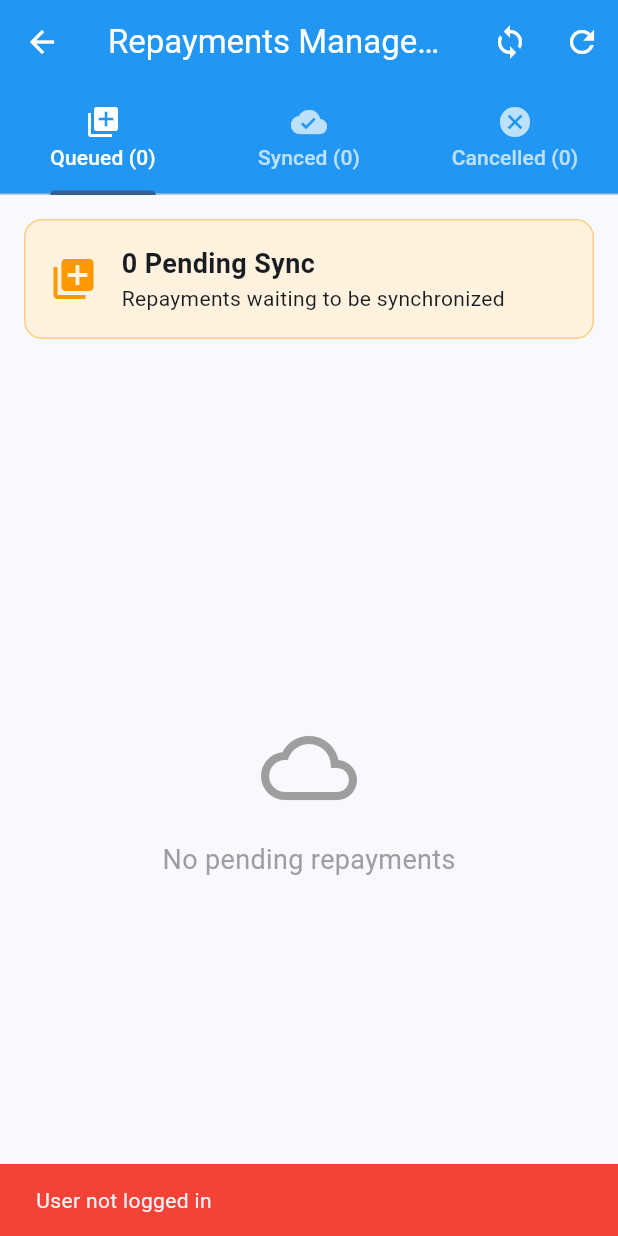
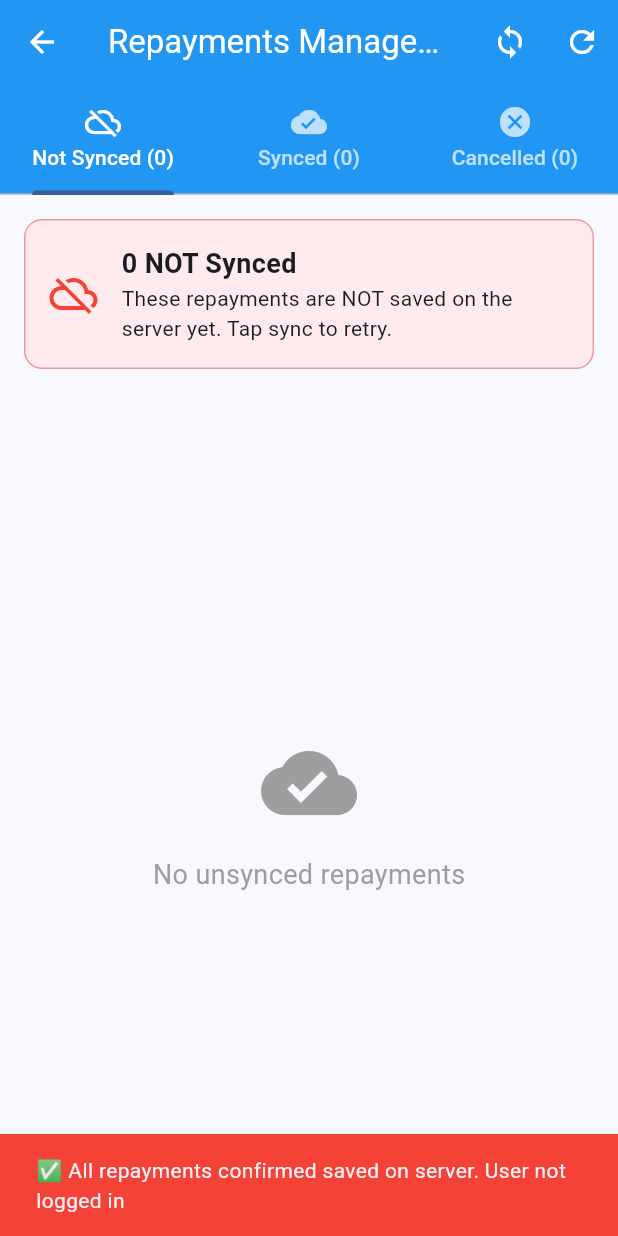
Before and after one commit to Dhivha/Petefin-Receiptor-Version-2, a Flutter app: the QueuedRepaymentsScreen screen opened directly, after a tap on the "sync" icon, on a phone screen of 412 x 824 dp. Run offline on Flutter 3.47's test engine with Material 3 defaults, Android fonts, the phone set to English and light mode, and no system bars; our stand-ins replace connectivity_plus, dio, flutter_blue_plus, flutter_dotenv, hive, hive_flutter and 6 more; missing offline and left inert: excel; accounts and stored records are empty.

Commit message:
chaged the url

```diff
--- a/lib/screens/queued_repayments_screen.dart
+++ b/lib/screens/queued_repayments_screen.dart
@@ -41,7 +41,6 @@ class _QueuedRepaymentsScreenState extends State<QueuedRepaymentsScreen>
     try {
       final authService = AuthService();
 
-      // Load queued and synced repayments
       final unsyncedRepayments = await authService.getUnsyncedRepayments();
       final syncedRepayments = await authService.getSyncedRepayments();
 
@@ -50,7 +49,6 @@ class _QueuedRepaymentsScreenState extends State<QueuedRepaymentsScreen>
         _syncedRepayments = syncedRepayments;
       });
 
-      // Load cancelled repayments
       await _loadCancelledRepayments();
     } catch (e) {
       if (mounted) {
@@ -84,28 +82,30 @@ class _QueuedRepaymentsScreenState extends State<QueuedRepaymentsScreen>
       final authService = AuthService();
       final result = await authService.syncUnyncedRepayments();
 
-      if (result.success) {
       await _loadAllRepayments();
+
       if (mounted) {
-          ScaffoldMessenger.of(
-            context,
-          ).showSnackBar(SnackBar(content: Text(result.message)));
+        final stillPending = _unsyncedRepayments.length;
+        final message = stillPending == 0
+            ? '✅ All repayments confirmed saved on server. ${result.message}'
+            : '⚠️ $stillPending repayment(s) NOT saved on server yet. ${result.message}';
+
+        ScaffoldMessenger.of(context).showSnackBar(
+          SnackBar(
+            content: Text(message),
+            backgroundColor: stillPending == 0 && result.success
+                ? Colors.green
+                : Colors.red,
+            duration: const Duration(seconds: 5),
+          ),
+        );
       }
-      } else {
+    } catch (e) {
+      await _loadAllRepayments();
       if (mounted) {
         ScaffoldMessenger.of(context).showSnackBar(
           SnackBar(
-              content: Text(result.message),
-              backgroundColor: Colors.red,
-            ),
-          );
-        }
-      }
-    } catch (e) {
-      if (mounted) {
-        ScaffoldMessenger.of(context).showSnackBar(
-          SnackBar(
-            content: Text('Sync failed: $e'),
+            content: Text('❌ Sync failed, repayments NOT saved on server: $e'),
             backgroundColor: Colors.red,
           ),
         );
@@ -184,7 +184,7 @@ class _QueuedRepaymentsScreenState extends State<QueuedRepaymentsScreen>
       );
 
       if (result.success) {
-        await _loadAllRepayments(); // Refresh all data
+        await _loadAllRepayments();
         if (mounted) {
           ScaffoldMessenger.of(context).showSnackBar(
             SnackBar(
@@ -192,7 +192,6 @@ class _QueuedRepaymentsScreenState extends State<QueuedRepaymentsScreen>
               backgroundColor: Colors.green,
             ),
           );
-          // Switch to cancelled tab to show the cancelled receipt
           _tabController.animateTo(2);
         }
       } else {
@@ -225,13 +224,15 @@ class _QueuedRepaymentsScreenState extends State<QueuedRepaymentsScreen>
       }) {
     final isUSD = repayment.currency == 'USD';
     final isPending = !repayment.isSynced;
+    final hasServerResponse =
+        repayment.syncResponse != null && repayment.syncResponse!.isNotEmpty;
 
     return Card(
       margin: const EdgeInsets.symmetric(horizontal: 16, vertical: 4),
       child: ExpansionTile(
         leading: Icon(
-          isPending ? Icons.cloud_queue : Icons.cloud_done,
-          color: isPending ? Colors.orange : Colors.green,
+          isPending ? Icons.cloud_off : Icons.cloud_done,
+          color: isPending ? Colors.red : Colors.green,
           size: 30,
         ),
         title: Text(
@@ -253,19 +254,32 @@ class _QueuedRepaymentsScreenState extends State<QueuedRepaymentsScreen>
             Row(
               children: [
                 Icon(
-                  isPending ? Icons.schedule : Icons.check_circle,
+                  isPending ? Icons.error_outline : Icons.check_circle,
                   size: 16,
-                  color: isPending ? Colors.orange : Colors.green,
+                  color: isPending ? Colors.red : Colors.green,
                 ),
                 const SizedBox(width: 4),
-                Text(
-                  isPending ? 'Pending Sync' : 'Synced',
+                Expanded(
+                  child: Text(
+                    isPending
+                        ? 'NOT synced – not saved on server yet'
+                        : 'Synced – confirmed saved on server',
                     style: TextStyle(
-                    color: isPending ? Colors.orange : Colors.green,
+                      color: isPending ? Colors.red : Colors.green,
                       fontWeight: FontWeight.w500,
                     ),
                   ),
+                ),
               ],
+            ),
+            if (isPending && hasServerResponse)
+              Text(
+                repayment.syncResponse!,
+                style: const TextStyle(
+                  color: Colors.red,
+                  fontStyle: FontStyle.italic,
+                  fontSize: 12,
+                ),
               ),
           ],
         ),
@@ -280,12 +294,19 @@ class _QueuedRepaymentsScreenState extends State<QueuedRepaymentsScreen>
                 _buildDetailRow('Client ID', repayment.clientId),
                 _buildDetailRow('Amount', repayment.formattedAmount),
                 _buildDetailRow('Currency', repayment.currency),
-                _buildDetailRow('Payment Number', repayment.paymentNumber),
                 _buildDetailRow('Branch', repayment.branch),
                 _buildDetailRow('Date of Payment', repayment.formattedDate),
                 _buildDetailRow('Created', repayment.formattedCreatedDate),
+                _buildDetailRow(
+                  'Server Status',
+                  isPending
+                      ? 'NOT saved on server'
+                      : 'Confirmed saved on server',
+                ),
                 if (repayment.isSynced)
                   _buildDetailRow('Synced', repayment.formattedSyncedDate),
+                if (hasServerResponse)
+                  _buildDetailRow('Server Response', repayment.syncResponse!),
                 if (showCancelButton) ...[
                   const Divider(),
                   Row(
@@ -411,8 +432,8 @@ class _QueuedRepaymentsScreenState extends State<QueuedRepaymentsScreen>
           unselectedLabelColor: Colors.white70,
           tabs: [
             Tab(
-              text: 'Queued (${_unsyncedRepayments.length})',
-              icon: const Icon(Icons.queue),
+              text: 'Not Synced (${_unsyncedRepayments.length})',
+              icon: const Icon(Icons.cloud_off),
             ),
             Tab(
               text: 'Synced (${_syncedRepayments.length})',
@@ -451,11 +472,8 @@ class _QueuedRepaymentsScreenState extends State<QueuedRepaymentsScreen>
           : TabBarView(
         controller: _tabController,
         children: [
-                // Queued Tab (Unsynced)
           _buildQueuedTab(),
-                // Synced Tab
           _buildSyncedTab(),
-                // Cancelled Tab
           _buildCancelledTab(),
         ],
       ),
@@ -465,49 +483,48 @@ class _QueuedRepaymentsScreenState extends State<QueuedRepaymentsScreen>
   Widget _buildQueuedTab() {
     return Column(
       children: [
-        // Summary Card
         Container(
           margin: const EdgeInsets.all(16),
           padding: const EdgeInsets.all(16),
           decoration: BoxDecoration(
-            color: Colors.orange.shade50,
+            color: Colors.red.shade50,
             borderRadius: BorderRadius.circular(12),
-            border: Border.all(color: Colors.orange.shade200),
+            border: Border.all(color: Colors.red.shade200),
           ),
           child: Row(
             children: [
-              const Icon(Icons.queue, color: Colors.orange, size: 32),
+              const Icon(Icons.cloud_off, color: Colors.red, size: 32),
               const SizedBox(width: 16),
               Expanded(
                 child: Column(
                   crossAxisAlignment: CrossAxisAlignment.start,
                   children: [
                     Text(
-                      '${_unsyncedRepayments.length} Pending Sync',
+                      '${_unsyncedRepayments.length} NOT Synced',
                       style: const TextStyle(
                         fontSize: 18,
                         fontWeight: FontWeight.bold,
                       ),
                     ),
-                    const Text('Repayments waiting to be synchronized'),
+                    const Text(
+                      'These repayments are NOT saved on the server yet. Tap sync to retry.',
+                    ),
                   ],
                 ),
               ),
             ],
           ),
         ),
-
-        // Repayments List
         Expanded(
           child: _unsyncedRepayments.isEmpty
               ? const Center(
             child: Column(
               mainAxisAlignment: MainAxisAlignment.center,
               children: [
-                      Icon(Icons.cloud_queue, size: 64, color: Colors.grey),
+                Icon(Icons.cloud_done, size: 64, color: Colors.grey),
                 SizedBox(height: 16),
                 Text(
-                        'No pending repayments',
+                  'No unsynced repayments',
                   style: TextStyle(fontSize: 18, color: Colors.grey),
                 ),
               ],
@@ -530,7 +547,6 @@ class _QueuedRepaymentsScreenState extends State<QueuedRepaymentsScreen>
   Widget _buildSyncedTab() {
     return Column(
       children: [
-        // Summary Card
         Container(
           margin: const EdgeInsets.all(16),
           padding: const EdgeInsets.all(16),
@@ -548,21 +564,21 @@ class _QueuedRepaymentsScreenState extends State<QueuedRepaymentsScreen>
                   crossAxisAlignment: CrossAxisAlignment.start,
                   children: [
                     Text(
-                      '${_syncedRepayments.length} Successfully Synced',
+                      '${_syncedRepayments.length} Synced',
                       style: const TextStyle(
                         fontSize: 18,
                         fontWeight: FontWeight.bold,
                       ),
                     ),
-                    const Text('Repayments synchronized with server'),
+                    const Text(
+                      'These repayments are confirmed saved on the server.',
+                    ),
                   ],
                 ),
               ),
             ],
           ),
         ),
-
-        // Repayments List
         Expanded(
           child: _syncedRepayments.isEmpty
               ? const Center(
@@ -595,7 +611,6 @@ class _QueuedRepaymentsScreenState extends State<QueuedRepaymentsScreen>
   Widget _buildCancelledTab() {
     return Column(
       children: [
-        // Summary Card
         Container(
           margin: const EdgeInsets.all(16),
           padding: const EdgeInsets.all(16),
@@ -626,8 +641,6 @@ class _QueuedRepaymentsScreenState extends State<QueuedRepaymentsScreen>
             ],
           ),
         ),
-
-        // Cancelled Repayments List
         Expanded(
           child: _cancelledRepayments.isEmpty
               ? const Center(
--- a/lib/services/api_service.dart
+++ b/lib/services/api_service.dart
@@ -9,6 +9,24 @@ import 'package:shared_preferences/shared_preferences.dart';
 
 import 'api_response.dart';
 
+class RepaymentSyncResult {
+  final bool synced;
+  final int statusCode;
+  final String code;
+  final String message;
+
+  const RepaymentSyncResult({
+    required this.synced,
+    required this.statusCode,
+    required this.code,
+    required this.message,
+  });
+
+  @override
+  String toString() =>
+      'RepaymentSyncResult{synced: $synced, statusCode: $statusCode, code: $code, message: $message}';
+}
+
 class ApiService {
   static const String _defaultPrimaryUrl =
       'https://recraftapi.paradigmclient.com';
@@ -18,6 +36,9 @@ class ApiService {
   static const String _activeUrlKey = 'active_url';
   static const String _lastFailedUrlKey = 'last_failed_url';
   static const String _cacheBoxName = 'api_cache';
+
+  static const String usdRepaymentEndpoint = '/api/FixedRepayment/add-repayment';
+  static const String zwgRepaymentEndpoint = '/api/ZWGRepayment/add-repayment';
 
   late final Dio _dio = Dio(
     BaseOptions(
@@ -397,13 +418,22 @@ class ApiService {
     }
   }
 
+  Map<String, dynamic> _cleanRepaymentPayload(
+      Map<String, dynamic> repaymentData,
+      ) {
+    final payload = Map<String, dynamic>.from(repaymentData);
+    payload.remove('PaymentNumber');
+    payload.remove('paymentNumber');
+    return payload;
+  }
+
   Future<ApiResponse> submitUSDRepayment(
       Map<String, dynamic> repaymentData,
       ) async {
     try {
       final response = await post(
-        '/api/Repayment/add-repayment',
-        body: json.encode(repaymentData),
+        usdRepaymentEndpoint,
+        body: json.encode(_cleanRepaymentPayload(repaymentData)),
         headers: {'Content-Type': 'application/json'},
       );
 
@@ -422,8 +452,8 @@ class ApiService {
       ) async {
     try {
       final response = await post(
-        '/api/ZWGRepayment/add-repayment',
-        body: json.encode(repaymentData),
+        zwgRepaymentEndpoint,
+        body: json.encode(_cleanRepaymentPayload(repaymentData)),
         headers: {'Content-Type': 'application/json'},
       );
 
@@ -434,6 +464,83 @@ class ApiService {
     } catch (e) {
       print('Submit ZWG repayment error: $e');
       rethrow;
+    }
+  }
+
+  Map<String, dynamic> _decodeJsonMap(ApiResponse response) {
+    try {
+      final decoded = jsonDecode(response.body);
+      if (decoded is Map<String, dynamic>) return decoded;
+    } catch (_) {}
+    return <String, dynamic>{};
+  }
+
+  dynamic _jsonField(Map<String, dynamic> map, String camelName) {
+    if (map.containsKey(camelName)) return map[camelName];
+    final pascalName = camelName[0].toUpperCase() + camelName.substring(1);
+    return map[pascalName];
+  }
+
+  Future<RepaymentSyncResult> syncRepayment(
+      Map<String, dynamic> repaymentData,
+      String currency,
+      ) async {
+    final isZWG = currency.toUpperCase() == 'ZWG';
+
+    try {
+      final response = isZWG
+          ? await submitZWGRepayment(repaymentData)
+          : await submitUSDRepayment(repaymentData);
+
+      final body = _decodeJsonMap(response);
+      final successField = _jsonField(body, 'success');
+      final savedField = _jsonField(body, 'saved');
+      final code = (_jsonField(body, 'code') ?? '').toString();
+      final serverMessage = (_jsonField(body, 'message') ?? '').toString();
+      final is2xx = response.statusCode >= 200 && response.statusCode < 300;
+
+      final bool confirmedSaved;
+      if (isZWG) {
+        confirmedSaved = is2xx && (successField == null || successField == true);
+      } else {
+        confirmedSaved = response.statusCode == 200 &&
+            successField == true &&
+            savedField == true;
+      }
+
+      if (confirmedSaved) {
+        return RepaymentSyncResult(
+          synced: true,
+          statusCode: response.statusCode,
+          code: code.isEmpty ? 'SAVED' : code,
+          message: 'Saved on server',
+        );
+      }
+
+      if (response.statusCode == 409 && code == 'DUPLICATE_RECEIPT') {
+        return RepaymentSyncResult(
+          synced: true,
+          statusCode: response.statusCode,
+          code: code,
+          message: 'Already saved on server',
+        );
+      }
+
+      return RepaymentSyncResult(
+        synced: false,
+        statusCode: response.statusCode,
+        code: code.isEmpty ? 'NOT_SAVED' : code,
+        message: serverMessage.isNotEmpty
+            ? 'NOT saved: $serverMessage'
+            : 'NOT saved: server did not confirm (HTTP ${response.statusCode})',
+      );
+    } catch (e) {
+      return RepaymentSyncResult(
+        synced: false,
+        statusCode: 0,
+        code: 'NOT_SENT',
+        message: 'NOT saved: $e',
+      );
     }
   }
 
```
Also changed, not shown: 1 other file. Lines whose indentation alone changed are shown as unchanged.
